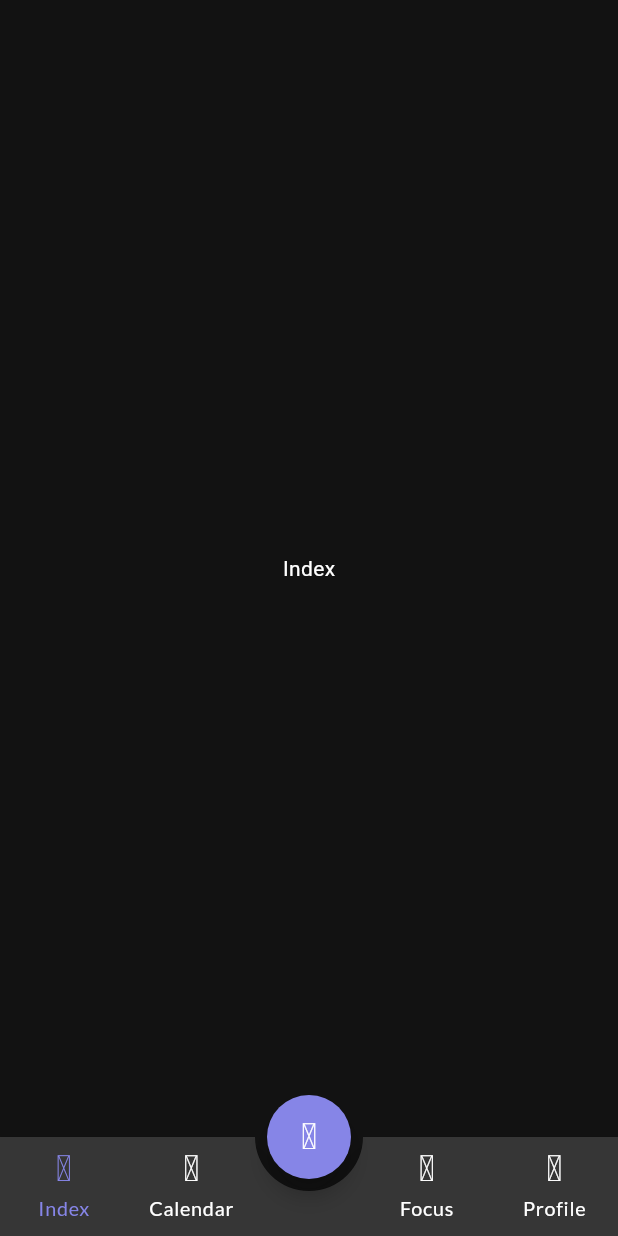
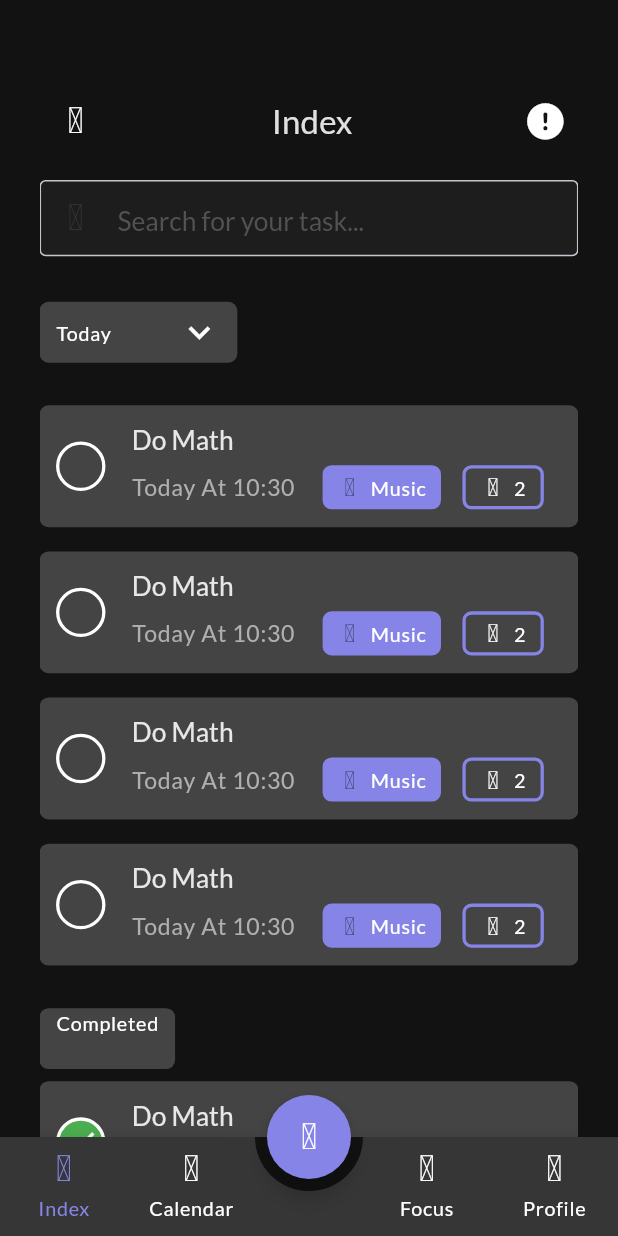
Before and after one commit to sayedmostaf/taska, a Flutter app: the HomeView screen opened by its route, on a phone screen of 412 x 824 dp. Run offline on Flutter 3.47's test engine with Material 3 defaults, Android fonts, the phone set to English and light mode, and no system bars; drawn by our look-alikes of animated_bottom_navigation_bar, cached_network_image, roundcheckbox; our stand-ins replace flutter_colorpicker, flutter_screenutil, flutter_svg, font_awesome_flutter, go_router, google_fonts and 3 more; missing offline and left inert: flutter_iconpicker; network calls fail.

Commit message:
add index view

```diff
--- a/lib/core/utils/assets_manager.dart
+++ b/lib/core/utils/assets_manager.dart
@@ -6,4 +6,5 @@ abstract class AssetsManager {
   static const googleIcon = "assets/images/google_icon.svg";
   static const facebookIcon = "assets/images/facebook_icon.svg";
   static const loading = "assets/animations/loading.json";
+  static const checklist = "assets/animations/checklist.svg";
 }
--- a/lib/core/utils/strings_manager.dart
+++ b/lib/core/utils/strings_manager.dart
@@ -43,4 +43,12 @@ abstract class StringsManager {
   static const chooseIcon = 'Choose Icon';
   static const chooseColor = 'Choose Color';
   static const pickAColor = 'Pick a color';
+  static const name = 'Name';
+  static const priority = 'Priority';
+  static const search = 'Search for your task...';
+  static const today = 'Today';
+  static const tomorrow = 'Tomorrow';
+  static const yesterday = 'Yesterday';
+  static const completed = 'Completed';
+  static const uncompleted = 'Uncompleted';
 }
--- a/lib/core/utils/styles_manager.dart
+++ b/lib/core/utils/styles_manager.dart
@@ -74,4 +74,27 @@ abstract class StylesManager {
     fontSize: 14.sp,
     fontWeight: FontWeight.w500,
   );
+
+  static TextStyle get titleMediumDark => GoogleFonts.lato(
+    color: Colors.white.withOpacity(0.87),
+    fontSize: 20.sp,
+    fontWeight: FontWeight.w400,
+  );
+
+  static TextStyle get labelMediumDark => GoogleFonts.lato(
+    color: const Color(0xFFAFAFAF),
+    fontSize: 14.sp,
+    fontWeight: FontWeight.w400,
+  );
+
+  static TextStyle get labelMediumLight => GoogleFonts.lato(
+    color: const Color(0xFFAFAFAF),
+    fontSize: 14.sp,
+    fontWeight: FontWeight.w400,
+  );
+  static TextStyle get titleMediumLight => GoogleFonts.lato(
+    color: Colors.black.withOpacity(0.87),
+    fontSize: 20.sp,
+    fontWeight: FontWeight.w400,
+  );
 }
--- a/lib/core/utils/theme_manager.dart
+++ b/lib/core/utils/theme_manager.dart
@@ -14,7 +14,7 @@ abstract class ThemeManager {
       bodySmall: const TextStyle(color: Colors.black),
       bodyMedium: const TextStyle(color: Colors.black),
       bodyLarge: const TextStyle(color: Colors.black),
-      titleMedium: const TextStyle(color: Colors.black),
+      titleMedium: StylesManager.titleMediumLight,
       displaySmall: StylesManager.displaySmallLight,
       titleSmall: StylesManager.titleSmallLight,
     ),
@@ -45,6 +45,8 @@ abstract class ThemeManager {
       headlineMedium: StylesManager.headlineMediumDark,
       displaySmall: StylesManager.displaySmallDark,
       titleSmall: StylesManager.titleSmallDark,
+      titleMedium: StylesManager.titleMediumDark,
+      labelMedium: StylesManager.labelMediumDark,
     ),
     elevatedButtonTheme: ElevatedButtonThemeData(
       style: ElevatedButton.styleFrom(
--- /dev/null
+++ b/lib/core/widgets/custom_error_image.dart
@@ -0,0 +1,17 @@
+import 'package:flutter/material.dart';
+import 'package:flutter_screenutil/flutter_screenutil.dart';
+import 'package:flutter_svg/flutter_svg.dart';
+import 'package:taska/core/utils/assets_manager.dart';
+
+class CustomErrorImage extends StatelessWidget {
+  const CustomErrorImage({super.key, this.width, this.height});
+  final double? width, height;
+  @override
+  Widget build(BuildContext context) {
+    return SvgPicture.asset(
+      AssetsManager.checklist,
+      width: width ?? 50.w,
+      height: height ?? 50.h,
+    );
+  }
+}
--- a/lib/core/widgets/custom_loading_animation.dart
+++ b/lib/core/widgets/custom_loading_animation.dart
@@ -30,3 +30,16 @@ class CustomLoadingAnimation extends StatelessWidget {
     );
   }
 }
+
+class CustomCircularIndicator extends StatelessWidget {
+  const CustomCircularIndicator({super.key, this.width, this.height});
+  final double? width, height;
+  @override
+  Widget build(BuildContext context) {
+    return Lottie.asset(
+      AssetsManager.loading,
+      width: width ?? 50.w,
+      height: height ?? 100.h,
+    );
+  }
+}
--- a/lib/features/home/presentation/view/home_view.dart
+++ b/lib/features/home/presentation/view/home_view.dart
@@ -29,6 +29,7 @@ class _HomeViewState extends State<HomeView> {
     return Scaffold(
       body: _children[activeIndex],
       floatingActionButton: CustomFloatingActionButton(),
+      resizeToAvoidBottomInset: false,
       floatingActionButtonLocation: FloatingActionButtonLocation.centerDocked,
       bottomNavigationBar: _buildBottomNavigationBar(context),
     );
--- a/lib/features/index/presentation/view/index_view.dart
+++ b/lib/features/index/presentation/view/index_view.dart
@@ -1,10 +1,13 @@
 import 'package:flutter/material.dart';
+import 'package:taska/features/index/presentation/view/widgets/index_view_body.dart';
 
 class IndexView extends StatelessWidget {
   const IndexView({super.key});
 
   @override
   Widget build(BuildContext context) {
-    return Center(child: Text('Index'));
+    return IndexViewBody();
   }
 }
+
+enum TaskState { completed, uncompleted, active }
--- /dev/null
+++ b/lib/features/index/presentation/view/widgets/completed_label.dart
@@ -0,0 +1,35 @@
+import 'package:flutter/material.dart';
+import 'package:flutter_screenutil/flutter_screenutil.dart';
+import 'package:taska/core/utils/strings_manager.dart';
+
+class CompletedLabel extends StatelessWidget {
+  const CompletedLabel({super.key});
+
+  @override
+  Widget build(BuildContext context) {
+    return Row(
+      children: [
+        Container(
+          padding: EdgeInsets.symmetric(horizontal: 10.w),
+          height: 40.h,
+          decoration: BoxDecoration(
+            color: Theme.of(context).brightness == Brightness.dark
+                ? Colors.white.withOpacity(0.21)
+                : Colors.grey[200],
+            borderRadius: BorderRadius.circular(6),
+          ),
+          child: Text(
+            StringsManager.completed,
+            style: Theme.of(context).brightness == Brightness.dark
+                ? Theme.of(
+                    context,
+                  ).textTheme.labelSmall!.copyWith(color: Colors.white)
+                : Theme.of(
+                    context,
+                  ).textTheme.labelSmall!.copyWith(color: Colors.black),
+          ),
+        ),
+      ],
+    );
+  }
+}
--- /dev/null
+++ b/lib/features/index/presentation/view/widgets/custom_drop_down.dart
@@ -0,0 +1,80 @@
+import 'package:flutter/material.dart';
+import 'package:flutter_screenutil/flutter_screenutil.dart';
+
+class CustomDropDown extends StatefulWidget {
+  const CustomDropDown({
+    super.key,
+    required this.values,
+    required this.titles,
+    required this.onSelected,
+  });
+  final List<String> values, titles;
+  final Function(String) onSelected;
+  @override
+  State<CustomDropDown> createState() => _CustomDropDownState();
+}
+
+class _CustomDropDownState extends State<CustomDropDown> {
+  late String selectedValue;
+  @override
+  void initState() {
+    super.initState();
+    selectedValue = widget.titles[0];
+  }
+
+  @override
+  Widget build(BuildContext context) {
+    return Row(
+      children: [
+        Container(
+          height: 40.h,
+          decoration: BoxDecoration(
+            color: Theme.of(context).brightness == Brightness.dark
+                ? Colors.white.withOpacity(0.21)
+                : Colors.grey[200],
+            borderRadius: BorderRadius.circular(6),
+          ),
+          child: PopupMenuButton(
+            itemBuilder: (context) => List.generate(
+              widget.titles.length,
+              (int index) => PopupMenuItem<String>(
+                value: widget.values[index],
+                child: Text(
+                  widget.titles[index],
+                  style: Theme.of(context).textTheme.titleSmall,
+                ),
+              ),
+            ),
+            onSelected: (p0) {
+              setState(() {
+                selectedValue = widget.titles[widget.values.indexOf(p0)];
+              });
+              widget.onSelected(p0);
+            },
+            offset: Offset.fromDirection(1.5, 44.h),
+            child: Container(
+              padding: EdgeInsets.symmetric(horizontal: 10.w),
+              width: 120.w,
+              child: Row(
+                mainAxisAlignment: MainAxisAlignment.spaceBetween,
+                children: [
+                  Text(
+                    selectedValue,
+                    style: Theme.of(context).brightness == Brightness.dark
+                        ? Theme.of(
+                            context,
+                          ).textTheme.labelSmall!.copyWith(color: Colors.white)
+                        : Theme.of(
+                            context,
+                          ).textTheme.labelSmall!.copyWith(color: Colors.black),
+                  ),
+                  Icon(Icons.expand_more, size: 26.sp),
+                ],
+              ),
+            ),
+          ),
+        ),
+      ],
+    );
+  }
+}
--- /dev/null
+++ b/lib/features/index/presentation/view/widgets/custom_index_app_bar.dart
@@ -0,0 +1,70 @@
+import 'dart:developer';
+
+import 'package:cached_network_image/cached_network_image.dart';
+import 'package:flutter/material.dart';
+import 'package:flutter_screenutil/flutter_screenutil.dart';
+import 'package:font_awesome_flutter/font_awesome_flutter.dart';
+import 'package:taska/core/utils/strings_manager.dart';
+import 'package:taska/core/widgets/custom_icons/custom_icons_icons.dart';
+import 'package:taska/core/widgets/custom_loading_animation.dart';
+
+class CustomIndexAppBar extends StatelessWidget {
+  const CustomIndexAppBar({super.key});
+
+  @override
+  Widget build(BuildContext context) {
+    return Row(
+      mainAxisAlignment: MainAxisAlignment.spaceBetween,
+      children: [
+        _buildSortDropDown(),
+        Text(
+          StringsManager.index,
+          style: Theme.of(context).textTheme.titleMedium,
+        ),
+        _buildProfileImage(),
+      ],
+    );
+  }
+
+  PopupMenuButton<String> _buildSortDropDown() {
+    return PopupMenuButton(
+      icon: Icon(CustomIcons.sort_icon),
+      offset: Offset.fromDirection(1.25, 35.sp),
+      itemBuilder: (context) => [
+        PopupMenuItem<String>(
+          value: 'name',
+          child: Text(
+            StringsManager.name,
+            style: Theme.of(context).textTheme.titleSmall,
+          ),
+        ),
+        PopupMenuItem<String>(
+          value: 'priority',
+          child: Text(
+            StringsManager.priority,
+            style: Theme.of(context).textTheme.titleSmall,
+          ),
+        ),
+      ],
+      onSelected: (selected) {
+        log(selected);
+      },
+    );
+  }
+
+  Container _buildProfileImage() {
+    return Container(
+      width: 40.w,
+      height: 40.h,
+      decoration: BoxDecoration(shape: BoxShape.circle),
+      child: ClipOval(
+        child: CachedNetworkImage(
+          imageUrl: '',
+          placeholder: (context, str) => CustomCircularIndicator(),
+          errorWidget: (context, str, obj) =>
+              Icon(FontAwesomeIcons.circleExclamation, size: 22.sp),
+        ),
+      ),
+    );
+  }
+}
--- /dev/null
+++ b/lib/features/index/presentation/view/widgets/custom_search_field.dart
@@ -0,0 +1,27 @@
+import 'package:flutter/material.dart';
+import 'package:flutter_screenutil/flutter_screenutil.dart';
+import 'package:taska/core/utils/color_manager.dart';
+import 'package:taska/core/utils/strings_manager.dart';
+import 'package:taska/core/widgets/custom_icons/custom_icons_icons.dart';
+
+class CustomSearchField extends StatelessWidget {
+  const CustomSearchField({super.key});
+
+  @override
+  Widget build(BuildContext context) {
+    return SizedBox(
+      height: 50.h,
+      child: TextField(
+        textAlignVertical: TextAlignVertical.bottom,
+        style: Theme.of(context).textTheme.headlineSmall,
+        decoration: InputDecoration(
+          prefixIcon: Icon(
+            CustomIcons.search_icon,
+            color: ColorManager.greyColor,
+          ),
+          hintText: StringsManager.search,
+        ),
+      ),
+    );
+  }
+}
--- /dev/null
+++ b/lib/features/index/presentation/view/widgets/index_view_body.dart
@@ -0,0 +1,67 @@
+import 'dart:developer';
+
+import 'package:flutter/material.dart';
+import 'package:flutter_screenutil/flutter_screenutil.dart';
+import 'package:taska/core/utils/strings_manager.dart';
+import 'package:taska/core/widgets/custom_sliver_sized_box.dart';
+import 'package:taska/features/index/presentation/view/index_view.dart';
+import 'package:taska/features/index/presentation/view/widgets/completed_label.dart';
+import 'package:taska/features/index/presentation/view/widgets/custom_drop_down.dart';
+import 'package:taska/features/index/presentation/view/widgets/custom_index_app_bar.dart';
+import 'package:taska/features/index/presentation/view/widgets/custom_search_field.dart';
+import 'package:taska/features/index/presentation/view/widgets/task_item.dart';
+
+class IndexViewBody extends StatelessWidget {
+  const IndexViewBody({super.key});
+
+  @override
+  Widget build(BuildContext context) {
+    return Padding(
+      padding: EdgeInsets.symmetric(horizontal: 24.w),
+      child: CustomScrollView(
+        physics: BouncingScrollPhysics(),
+        slivers: [
+          CustomSliverSizedBox(height: 56.h),
+          SliverToBoxAdapter(child: CustomIndexAppBar()),
+          CustomSliverSizedBox(height: 15.h),
+          SliverToBoxAdapter(child: CustomSearchField()),
+          CustomSliverSizedBox(height: 30.h),
+          SliverToBoxAdapter(
+            child: CustomDropDown(
+              values: ['tody', 'tomorrow', 'yesterday'],
+              titles: [
+                StringsManager.today,
+                StringsManager.tomorrow,
+                StringsManager.yesterday,
+              ],
+              onSelected: (p0) {
+                log(p0);
+              },
+            ),
+          ),
+          CustomSliverSizedBox(height: 20.h),
+          SliverList(
+            delegate: SliverChildBuilderDelegate(
+              childCount: 4,
+              (context, index) => Padding(
+                padding: EdgeInsets.symmetric(vertical: 8.h),
+                child: TaskItem(taskState: TaskState.active),
+              ),
+            ),
+          ),
+          CustomSliverSizedBox(height: 20.h),
+          SliverToBoxAdapter(child: CompletedLabel()),
+          SliverList(
+            delegate: SliverChildBuilderDelegate(
+              (context, index) => Padding(
+                padding: EdgeInsets.symmetric(vertical: 8.h),
+                child: TaskItem(taskState: TaskState.completed),
+              ),
+              childCount: 2,
+            ),
+          ),
+        ],
+      ),
+    );
+  }
+}
--- /dev/null
+++ b/lib/features/index/presentation/view/widgets/task_item.dart
@@ -0,0 +1,89 @@
+import 'package:flutter/material.dart';
+import 'package:flutter_screenutil/flutter_screenutil.dart';
+import 'package:roundcheckbox/roundcheckbox.dart';
+import 'package:taska/core/utils/color_manager.dart';
+import 'package:taska/features/index/presentation/view/index_view.dart';
+import 'package:taska/features/index/presentation/view/widgets/task_item_category.dart';
+import 'package:taska/features/index/presentation/view/widgets/task_item_priority.dart';
+
+class TaskItem extends StatelessWidget {
+  const TaskItem({super.key, required this.taskState});
+  final TaskState taskState;
+  @override
+  Widget build(BuildContext context) {
+    return Container(
+      padding: EdgeInsets.symmetric(horizontal: 10.w),
+      height: 80.h,
+      width: 327.w,
+      decoration: BoxDecoration(
+        color: Theme.of(context).brightness == Brightness.dark
+            ? Colors.white.withOpacity(0.21)
+            : Colors.grey[200],
+        borderRadius: BorderRadius.circular(6),
+      ),
+      child: Row(
+        mainAxisAlignment: MainAxisAlignment.start,
+        children: [
+          RoundCheckBox(
+            checkedWidget: taskState != TaskState.uncompleted
+                ? null
+                : Icon(Icons.close),
+            onTap: taskState != TaskState.active ? null : (p0) {},
+            isChecked: taskState == TaskState.completed
+                ? true
+                : taskState == TaskState.uncompleted
+                ? true
+                : false,
+            border: Border.all(
+              color: Theme.of(context).brightness == Brightness.dark
+                  ? Colors.white
+                  : Colors.grey,
+              width: 2.w,
+            ),
+            size: 30.w,
+            uncheckedColor: Colors.transparent,
+            disabledColor: taskState == TaskState.completed
+                ? Colors.green
+                : Colors.red,
+          ),
+          SizedBox(width: 16.w),
+          Column(
+            crossAxisAlignment: CrossAxisAlignment.start,
+            mainAxisAlignment: MainAxisAlignment.center,
+            children: [
+              Text(
+                'Do Math',
+                textAlign: TextAlign.start,
+                overflow: TextOverflow.ellipsis,
+                style: Theme.of(context).textTheme.headlineSmall,
+              ),
+              SizedBox(height: 5.h),
+              SizedBox(
+                width: 250.w,
+                child: Row(
+                  mainAxisAlignment: MainAxisAlignment.spaceBetween,
+                  children: [
+                    Text(
+                      'Today At ${DateTime.now().hour}:${DateTime.now().minute}',
+                      style: Theme.of(context).textTheme.labelMedium,
+                    ),
+                    Row(
+                      children: [
+                        TaskItemCategory(
+                          color: ColorManager.primaryColor,
+                          categoryName: 'Music',
+                        ),
+                        SizedBox(width: 13.w),
+                        TaskItemPriority(priority: '2'),
+                      ],
+                    ),
+                  ],
+                ),
+              ),
+            ],
+          ),
+        ],
+      ),
+    );
+  }
+}
--- /dev/null
+++ b/lib/features/index/presentation/view/widgets/task_item_category.dart
@@ -0,0 +1,41 @@
+import 'package:flutter/material.dart';
+import 'package:flutter_screenutil/flutter_screenutil.dart';
+import 'package:taska/core/widgets/custom_icons/custom_icons_icons.dart';
+import 'package:taska/core/widgets/functions/blend_colors.dart';
+
+class TaskItemCategory extends StatelessWidget {
+  const TaskItemCategory({
+    super.key,
+    required this.color,
+    required this.categoryName,
+  });
+  final Color color;
+  final String categoryName;
+  @override
+  Widget build(BuildContext context) {
+    return Container(
+      padding: EdgeInsets.symmetric(horizontal: 9.w),
+      height: 29.h,
+      decoration: BoxDecoration(
+        color: color,
+        borderRadius: BorderRadius.circular(6),
+      ),
+      child: Row(
+        children: [
+          Icon(
+            CustomIcons.music_icon,
+            size: 15.sp,
+            color: blendColors(color, Colors.black),
+          ),
+          SizedBox(width: 5.w),
+          Text(
+            categoryName,
+            style: Theme.of(
+              context,
+            ).textTheme.labelSmall!.copyWith(color: Colors.white),
+          ),
+        ],
+      ),
+    );
+  }
+}
--- /dev/null
+++ b/lib/features/index/presentation/view/widgets/task_item_priority.dart
@@ -0,0 +1,36 @@
+import 'package:flutter/material.dart';
+import 'package:flutter_screenutil/flutter_screenutil.dart';
+import 'package:taska/core/utils/color_manager.dart';
+import 'package:taska/core/widgets/custom_icons/custom_icons_icons.dart';
+
+class TaskItemPriority extends StatelessWidget {
+  const TaskItemPriority({super.key, required this.priority});
+  final String priority;
+  @override
+  Widget build(BuildContext context) {
+    return Container(
+      height: 29.h,
+      padding: EdgeInsets.symmetric(horizontal: 9.w),
+      decoration: BoxDecoration(
+        borderRadius: BorderRadius.circular(6),
+        border: Border.all(color: ColorManager.primaryColor, width: 2.w),
+      ),
+      child: Row(
+        children: [
+          Icon(CustomIcons.flag_icon, size: 15.sp),
+          SizedBox(width: 5.w),
+          Text(
+            priority,
+            style: Theme.of(context).brightness == Brightness.dark
+                ? Theme.of(
+                    context,
+                  ).textTheme.labelSmall!.copyWith(color: Colors.white)
+                : Theme.of(
+                    context,
+                  ).textTheme.labelSmall!.copyWith(color: Colors.black),
+          ),
+        ],
+      ),
+    );
+  }
+}
--- a/pubspec.yaml
+++ b/pubspec.yaml
@@ -29,6 +29,7 @@ environment:
 # versions available, run `flutter pub outdated`.
 dependencies:
   animated_bottom_navigation_bar: ^1.4.0
+  cached_network_image: ^3.4.1
   cupertino_icons: ^1.0.8
   flutter:
     sdk: flutter
@@ -40,6 +41,7 @@ dependencies:
   go_router: ^16.3.0
   google_fonts: ^6.3.2
   lottie: ^3.3.2
+  roundcheckbox: ^2.0.5
   smooth_page_indicator: ^1.2.1
   vibration: ^3.1.4
 
```
Also changed, not shown: assets/images/checklist.svg (added), pubspec.lock, 1 other file.
